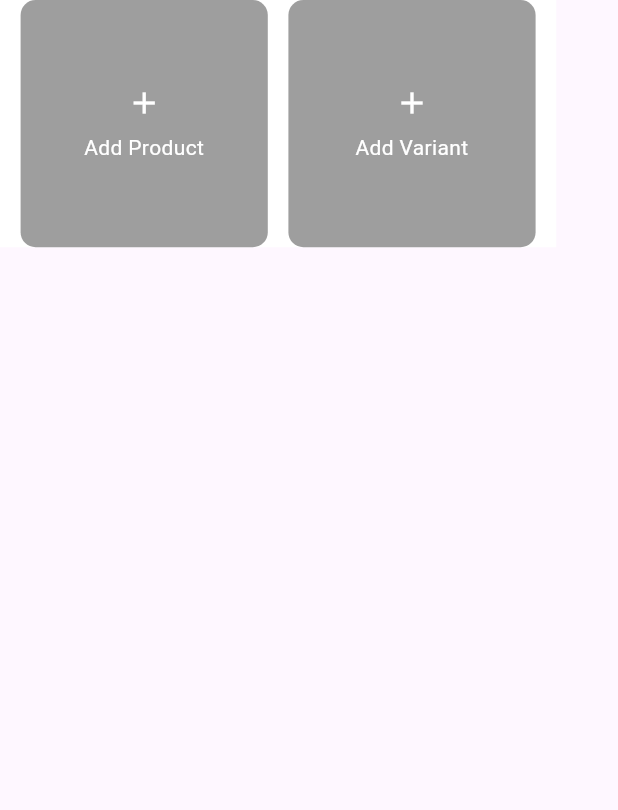
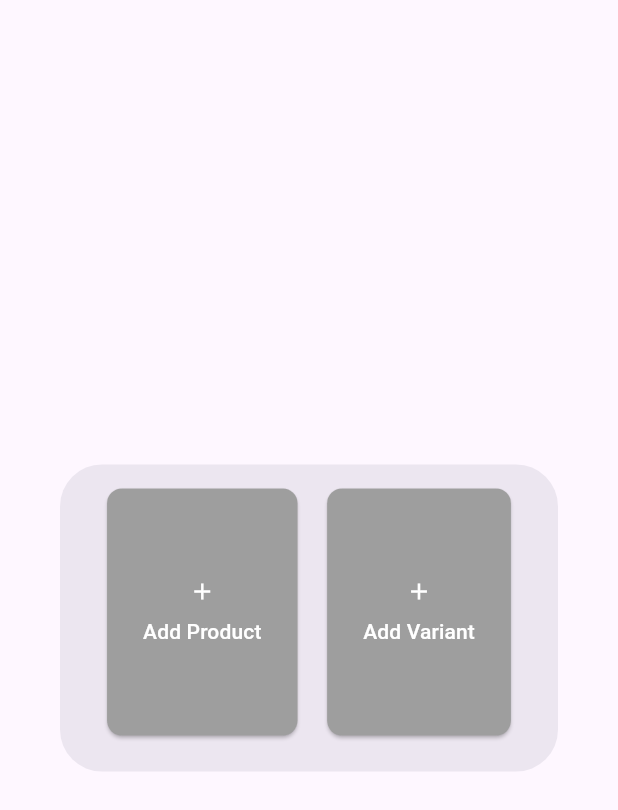
Before and after one commit to Shade2012/warmindo_admin_ui, a Flutter app: the PopupAddProducts widget shown alone on an empty page, opened directly, on a phone screen of 412 x 824 dp. Shown: the top 810 px of the screen. Run offline on Flutter 3.47's test engine with Material 3 defaults, Android fonts, the phone set to English and light mode, and no system bars; our stand-ins replace animated_custom_dropdown, flutter_svg, font_awesome_flutter, get, google_fonts, syncfusion_flutter_charts.

Commit message:
style : [AF] fix popup style

```diff
--- a/lib/pages/product_page/view/product_page.dart
+++ b/lib/pages/product_page/view/product_page.dart
@@ -159,6 +159,7 @@ class _ProductPageState extends State<ProductPage> {
                   Navigator.of(context).pop();
                 },
                 onConfirmPressed: () {
+                  Navigator.of(context).pop();
                   showDialog(
                     context: context,
                     builder: (BuildContext context) {
--- a/lib/pages/product_page/widget/popup_add_product.dart
+++ b/lib/pages/product_page/widget/popup_add_product.dart
@@ -1,4 +1,6 @@
 import 'package:flutter/material.dart';
+import 'package:get/get.dart';
+import 'package:warmindo_admin_ui/routes/AppPages.dart';
 
 class PopupAddProducts extends StatelessWidget {
   const PopupAddProducts({super.key});
@@ -9,20 +11,24 @@ class PopupAddProducts extends StatelessWidget {
     final screenHeight = MediaQuery.of(context).size.height;
     final screenWidth = MediaQuery.of(context).size.width;
 
-    return Container(
+    return AlertDialog(
+      content: SizedBox(
         width: screenWidth * 0.9,
         height: screenHeight * 0.2,
-      color: Colors.white,
         child: Row(
           mainAxisAlignment: MainAxisAlignment.spaceEvenly,
           children: [
-          Container(
-            width: screenWidth * 0.4, // 40% of screen width
-            height: screenHeight * 0.2, // 20% of screen height
-            decoration: BoxDecoration(
-              color: Colors.grey,
+            ElevatedButton(
+              style: ElevatedButton.styleFrom(
+                backgroundColor: Colors.grey,
+                maximumSize: Size(screenWidth * 0.4, screenHeight * 0.2),
+                shape: RoundedRectangleBorder(
                   borderRadius: BorderRadius.circular(10),
                 ),
+              ),
+              onPressed: () {
+                Get.toNamed(Routes.ADD_PRODUCT_PAGE);
+              },
               child: Column(
                 mainAxisAlignment: MainAxisAlignment.center,
                 children: [
@@ -36,13 +42,18 @@ class PopupAddProducts extends StatelessWidget {
                 ],
               ),
             ),
-          Container(
-            width: screenWidth * 0.4, // 40% of screen width
-            height: screenHeight * 0.2, // 20% of screen height
-            decoration: BoxDecoration(
-              color: Colors.grey,
+            SizedBox(width: 5),
+            ElevatedButton(
+              style: ElevatedButton.styleFrom(
+                backgroundColor: Colors.grey,
+                maximumSize: Size(screenWidth * 0.4, screenHeight * 0.2),
+                shape: RoundedRectangleBorder(
                   borderRadius: BorderRadius.circular(10),
                 ),
+              ),
+              onPressed: () {
+                Get.toNamed(Routes.ADD_VARIAN_PAGE);
+              },
               child: Column(
                 mainAxisAlignment: MainAxisAlignment.center,
                 children: [
@@ -58,6 +69,7 @@ class PopupAddProducts extends StatelessWidget {
             ),
           ],
         ),
+      ),
     );
   }
 }
```
Lines whose indentation alone changed are shown as unchanged.
